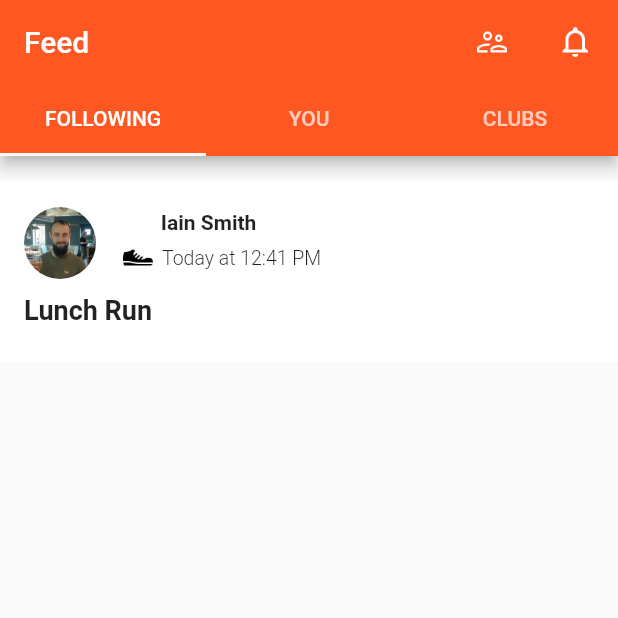
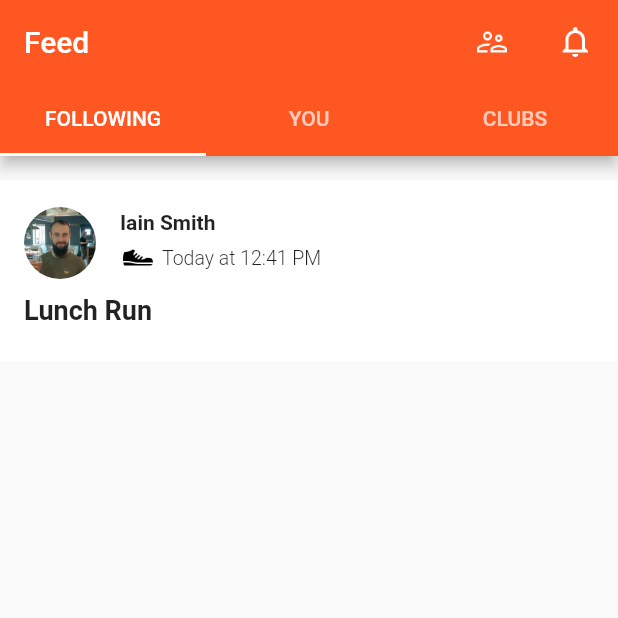
Before and after one commit to tomcurran/strutter, a Flutter app: the screen it shows after launch, on a phone screen of 412 x 824 dp, the top half of it. Run offline on Flutter 3.47's test engine with Material 2 defaults, Android fonts, the phone set to English and light mode, and no system bars.

Commit message:
Fix issue with name alignment

```diff
--- a/lib/main.dart
+++ b/lib/main.dart
@@ -96,11 +96,12 @@ class MyApp extends StatelessWidget {
                                   )),
                               ),
                               Column(
+                                crossAxisAlignment: CrossAxisAlignment.start,
                                 children: [
                                   Row(
                                     children: [
                                       Padding(
-                                          padding: EdgeInsets.fromLTRB(0, 4, 0, 2),
+                                          padding: EdgeInsets.fromLTRB(16, 4, 0, 2),
                                           child: Text(
                                             "Iain Smith",
                                             style: TextStyle(fontSize: 14, fontWeight: FontWeight.bold),
```
